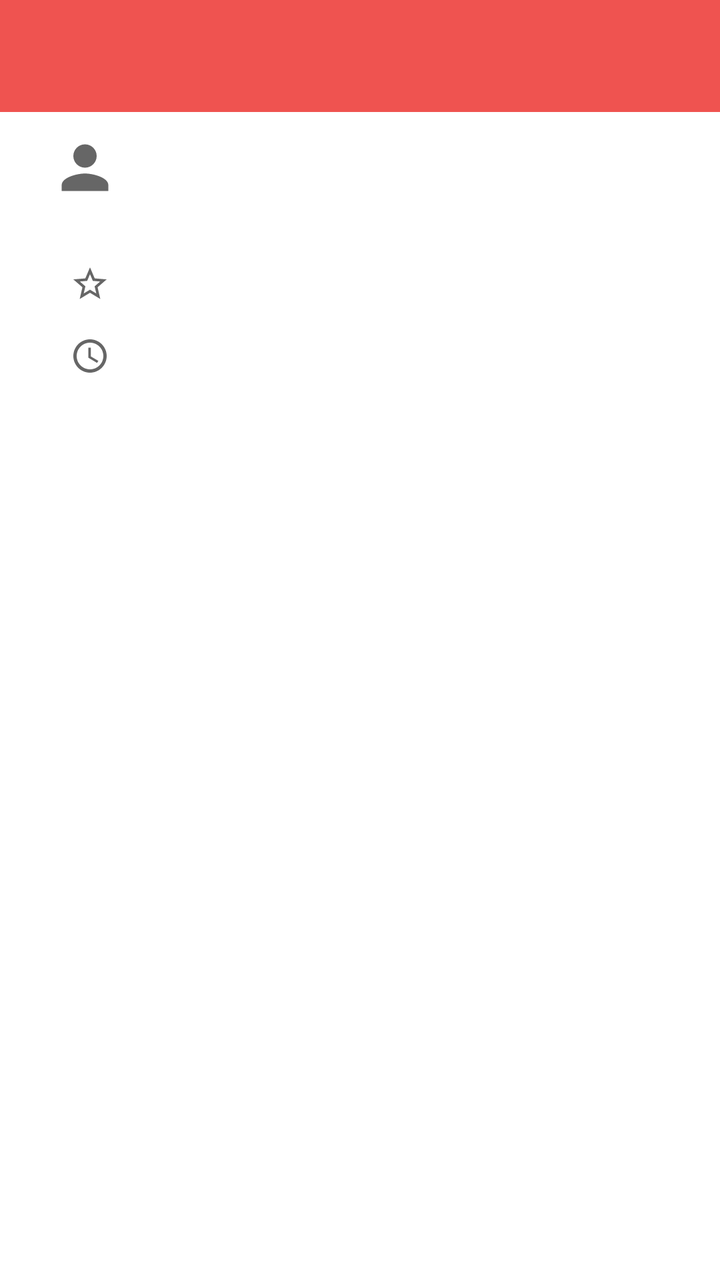
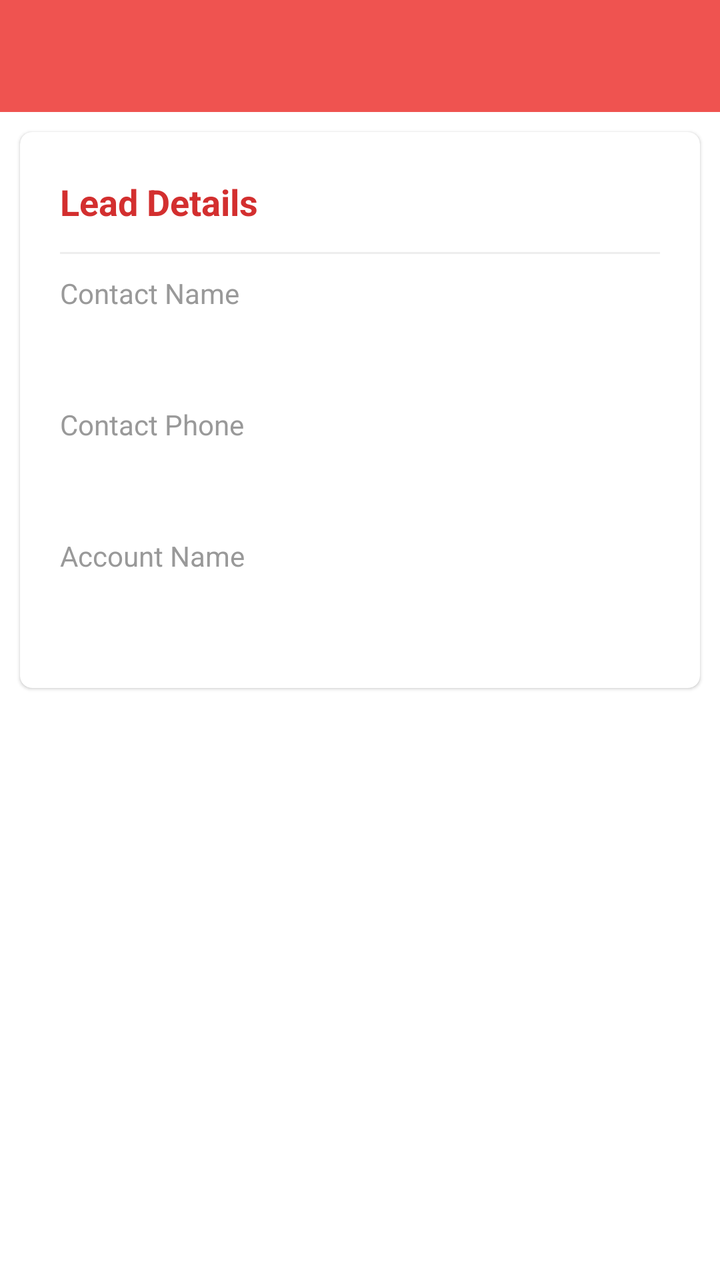

Before-and-after screenshots of an Android layout around one commit, followed by the original layout XML and the change that was made.
<!-- AndroidManifest.xml: application theme AppTheme -->
<!-- res/layout/activity_individual_lead.xml -->
<?xml version="1.0" encoding="utf-8"?>
<LinearLayout xmlns:android="http://schemas.android.com/apk/res/android"
    xmlns:app="http://schemas.android.com/apk/res-auto"
    xmlns:tools="http://schemas.android.com/tools"
    android:id="@+id/main"
    android:orientation="vertical"
    android:layout_width="match_parent"
    android:layout_height="match_parent"
    tools:context=".IndividualAccountActivity">

    <com.google.android.material.appbar.AppBarLayout
        android:layout_width="match_parent"
        android:id="@+id/app_bar_layout"
        android:layout_height="wrap_content">

        <include layout="@layout/toolbar" />

    </com.google.android.material.appbar.AppBarLayout>

    <androidx.core.widget.NestedScrollView
        android:layout_width="match_parent"
        android:layout_height="match_parent"
        android:background="@android:color/white"
        android:clipToPadding="false"
        android:scrollbars="none"
        android:scrollingCache="true"
        app:layout_behavior="@string/appbar_scrolling_view_behavior">

        <LinearLayout
            android:layout_width="match_parent"
            android:layout_height="wrap_content"
            android:orientation="vertical">



            <androidx.cardview.widget.CardView
                android:layout_width="match_parent"
                android:layout_height="wrap_content"
                android:layout_marginTop="-20dp"
                app:cardBackgroundColor="@android:color/white"
                app:cardCornerRadius="20dp"
                app:cardElevation="0dp"
                app:cardUseCompatPadding="false">

                <LinearLayout
                    android:layout_width="match_parent"
                    android:layout_height="wrap_content"
                    android:orientation="vertical">

                    <LinearLayout
                        android:layout_width="match_parent"
                        android:layout_height="wrap_content"
                        android:layout_marginHorizontal="@dimen/spacing_large"
                        android:layout_marginVertical="@dimen/spacing_mlarge"
                        android:gravity="center_vertical"
                        android:orientation="horizontal">

                        
                        
                        
                        
                        
                        
                        
                        <ImageView

                            android:layout_width="35dp"
                            android:layout_height="35dp"
                            android:layout_margin="10dp"
                            app:srcCompat="@drawable/ic_person"
                            app:tint="@color/grey_60" />

                        
                        
                        
                        
                        

                        <View
                            android:layout_width="@dimen/spacing_large"
                            android:layout_height="0dp" />

                        <LinearLayout
                            android:layout_width="wrap_content"
                            android:layout_height="wrap_content"
                            android:orientation="vertical">

                            <TextView
                                android:layout_width="wrap_content"
                                android:layout_height="wrap_content"
                                android:text=""
                                android:id="@+id/leadName"
                                android:textAppearance="@style/TextAppearance.AppCompat.Title"
                                android:textColor="@color/grey_80" />

                            
                            
                            
                            
                            
                            

                        </LinearLayout>

                        <View
                            android:layout_width="0dp"
                            android:layout_height="0dp"
                            android:layout_weight="1" />



                        <View
                            android:layout_width="@dimen/spacing_middle"
                            android:layout_height="0dp" />

                    </LinearLayout>

                    <LinearLayout
                        android:layout_width="match_parent"
                        android:layout_height="wrap_content"
                        android:layout_marginHorizontal="@dimen/spacing_large"
                        android:gravity="center_vertical"
                        android:orientation="horizontal">

                        <View
                            android:layout_width="@dimen/spacing_mlarge"
                            android:layout_height="0dp" />

                        <ImageView
                            android:layout_width="@dimen/spacing_mlarge"
                            android:layout_height="@dimen/spacing_mlarge"
                            app:srcCompat="@drawable/ic_star_border"
                            app:tint="@color/grey_60" />

                        <View
                            android:layout_width="30dp"
                            android:layout_height="0dp" />

                        <TextView
                            android:layout_width="wrap_content"
                            android:layout_height="wrap_content"
                            android:id="@+id/accountPhone"
                            android:text=""
                            android:textAppearance="@style/TextAppearance.AppCompat.Subhead"
                            android:textColor="@color/red_800" />

                        <View
                            android:layout_width="30dp"
                            android:layout_height="0dp" />

                        
                        
                        
                        
                        

                        
                        
                        

                        
                        
                        
                        
                        
                        

                    </LinearLayout>



                    <LinearLayout
                        android:layout_width="match_parent"
                        android:layout_height="wrap_content"
                        android:layout_marginHorizontal="@dimen/spacing_large"
                        android:layout_marginTop="@dimen/spacing_large"
                        android:gravity="center_vertical"
                        android:orientation="horizontal">

                        <View
                            android:layout_width="@dimen/spacing_mlarge"
                            android:layout_height="0dp" />

                        <ImageView
                            android:layout_width="@dimen/spacing_mlarge"
                            android:layout_height="@dimen/spacing_mlarge"
                            app:srcCompat="@drawable/ic_schedule"
                            app:tint="@color/grey_60" />

                        <View
                            android:layout_width="30dp"
                            android:layout_height="0dp" />

                        <TextView
                            android:layout_width="wrap_content"
                            android:layout_height="wrap_content"
                            android:text=""
                            android:id="@+id/accountName"
                            android:textAppearance="@style/TextAppearance.AppCompat.Body1"
                            android:textColor="@color/grey_40" />

                    </LinearLayout>


                </LinearLayout>

            </androidx.cardview.widget.CardView>

        </LinearLayout>
    </androidx.core.widget.NestedScrollView>

    <com.google.android.material.floatingactionbutton.FloatingActionButton
        android:id="@+id/fab"
        android:layout_width="wrap_content"
        android:layout_height="wrap_content"
        android:layout_margin="@dimen/spacing_mlarge"
        android:clickable="true"
        app:backgroundTint="@color/red_500"
        app:fabSize="normal"
        app:layout_anchor="@id/app_bar_layout"
        app:layout_anchorGravity="bottom|right|end"
        app:srcCompat="@drawable/ic_favorites"
        app:tint="@android:color/white" />

</LinearLayout>
<!-- res/layout/toolbar.xml (included above) -->
<?xml version="1.0" encoding="utf-8"?>
<androidx.appcompat.widget.Toolbar
    xmlns:android="http://schemas.android.com/apk/res/android"
    xmlns:app="http://schemas.android.com/apk/res-auto"
    android:id="@+id/toolbar"
    android:layout_width="match_parent"
    android:layout_height="?android:attr/actionBarSize"
    android:background="@color/colorPrimary"
    app:contentInsetStartWithNavigation="0dp"
    android:theme="@style/ThemeOverlay.AppCompat.Dark.ActionBar"
    app:popupTheme="@style/ThemeOverlay.AppCompat.Light"/>
<!-- resources referenced by this layout -->
<resources>
  <color name="colorPrimary">#ef5350</color>
  <color name="grey_40">#999999</color>
  <color name="grey_60">#666666</color>
  <color name="grey_80">#37474F</color>
  <color name="red_500">#F44336</color>
  <color name="red_800">#C62828</color>
  <dimen name="spacing_large">15dp</dimen>
  <dimen name="spacing_middle">10dp</dimen>
  <dimen name="spacing_mlarge">20dp</dimen>
  <!-- drawable ic_favorites (drawable) -->
  <vector xmlns:android="http://schemas.android.com/apk/res/android"
          android:width="24dp"
          android:height="24dp"
          android:viewportWidth="24.0"
          android:viewportHeight="24.0">
      <path
          android:fillColor="#FFFFFFFF"
          android:pathData="M12,21.35l-1.45,-1.32C5.4,15.36 2,12.28 2,8.5 2,5.42 4.42,3 7.5,3c1.74,0 3.41,0.81 4.5,2.09C13.09,3.81 14.76,3 16.5,3 19.58,3 22,5.42 22,8.5c0,3.78 -3.4,6.86 -8.55,11.54L12,21.35z"/>
  </vector>
  <!-- drawable ic_person (drawable) -->
  <vector xmlns:android="http://schemas.android.com/apk/res/android"
          android:width="24dp"
          android:height="24dp"
          android:viewportWidth="24.0"
          android:viewportHeight="24.0">
      <path
          android:fillColor="#FFFFFFFF"
          android:pathData="M12,12c2.21,0 4,-1.79 4,-4s-1.79,-4 -4,-4 -4,1.79 -4,4 1.79,4 4,4zM12,14c-2.67,0 -8,1.34 -8,4v2h16v-2c0,-2.66 -5.33,-4 -8,-4z"/>
  </vector>
  <!-- drawable ic_schedule (drawable) -->
  <vector xmlns:android="http://schemas.android.com/apk/res/android"
          android:width="24dp"
          android:height="24dp"
          android:viewportWidth="24.0"
          android:viewportHeight="24.0">
      <path
          android:fillColor="#FFFFFFFF"
          android:pathData="M11.99,2C6.47,2 2,6.48 2,12s4.47,10 9.99,10C17.52,22 22,17.52 22,12S17.52,2 11.99,2zM12,20c-4.42,0 -8,-3.58 -8,-8s3.58,-8 8,-8 8,3.58 8,8 -3.58,8 -8,8zM12.5,7L11,7v6l5.25,3.15 0.75,-1.23 -4.5,-2.67z"/>
  </vector>
  <!-- drawable ic_star_border (drawable) -->
  <vector xmlns:android="http://schemas.android.com/apk/res/android"
          android:width="24dp"
          android:height="24dp"
          android:viewportWidth="24.0"
          android:viewportHeight="24.0">
      <path
          android:fillColor="#FFFFFFFF"
          android:pathData="M22,9.24l-7.19,-0.62L12,2 9.19,8.63 2,9.24l5.46,4.73L5.82,21 12,17.27 18.18,21l-1.63,-7.03L22,9.24zM12,15.4l-3.76,2.27 1,-4.28 -3.32,-2.88 4.38,-0.38L12,6.1l1.71,4.04 4.38,0.38 -3.32,2.88 1,4.28L12,15.4z"/>
  </vector>
  <style name="AppTheme" parent="BaseTheme">
          <item name="android:windowContentTransitions">true</item>
  
  
          
      </style>
  <style name="BaseTheme" parent="Theme.AppCompat.Light.NoActionBar">
          
          <item name="colorPrimary">@color/colorPrimary</item>
          <item name="colorPrimaryDark">@color/colorPrimaryDark</item>
          <item name="colorAccent">@color/colorAccent</item>
          <item name="windowActionModeOverlay">true</item>
          <item name="android:actionModeBackground">@color/blue_grey_600</item>
          <item name="android:dialogTheme">@style/Dialog.Theme</item>
          
          <item name="android:windowDisablePreview">true</item>
      </style>
  <color name="colorPrimaryDark">#dc1814</color>
  <color name="colorAccent">#FF4081</color>
  <color name="blue_grey_600">#546E7A</color>
  <style name="Dialog.Theme" parent="Theme.AppCompat.Light.Dialog">
          <item name="colorPrimary">@color/colorPrimary</item>
          <item name="colorPrimaryDark">@color/colorPrimaryDark</item>
          <item name="colorAccent">@color/colorAccent</item>
      </style>
</resources>

<!-- the commit's change to res/layout/activity_individual_lead.xml (unified diff, before → after) -->
@@ -6,7 +6,7 @@
     android:orientation="vertical"
     android:layout_width="match_parent"
     android:layout_height="match_parent"
-    tools:context=".IndividualAccountActivity">
+    tools:context=".IndividualLeadActivity">
 
     <com.google.android.material.appbar.AppBarLayout
         android:layout_width="match_parent"
@@ -31,29 +31,163 @@
             android:layout_height="wrap_content"
             android:orientation="vertical">
 
-
+            
+            
+            
+
+            
+            
+            
+            
+            
+
+            
+            
+            
+            
+            
+
+            
+            
+            
+            
+            
+            
+            
+            
+            
+
+            
 
             <androidx.cardview.widget.CardView
                 android:layout_width="match_parent"
                 android:layout_height="wrap_content"
-                android:layout_marginTop="-20dp"
-                app:cardBackgroundColor="@android:color/white"
-                app:cardCornerRadius="20dp"
-                app:cardElevation="0dp"
-                app:cardUseCompatPadding="false">
+                android:layout_marginBottom="@dimen/spacing_medium"
+                android:layout_marginLeft="@dimen/spacing_middle"
+                android:layout_marginRight="@dimen/spacing_middle"
+                android:layout_marginTop="@dimen/spacing_middle"
+                android:visibility="visible"
+                app:cardCornerRadius="6dp"
+                app:cardElevation="1dp">
 
                 <LinearLayout
                     android:layout_width="match_parent"
                     android:layout_height="wrap_content"
-                    android:orientation="vertical">
+                    android:orientation="horizontal"
+                    android:padding="@dimen/spacing_mlarge">
 
                     <LinearLayout
-                        android:layout_width="match_parent"
+                        android:layout_width="0dp"
                         android:layout_height="wrap_content"
-                        android:layout_marginHorizontal="@dimen/spacing_large"
-                        android:layout_marginVertical="@dimen/spacing_mlarge"
-                        android:gravity="center_vertical"
-                        android:orientation="horizontal">
+                        android:layout_weight="2"
+                        android:orientation="vertical">
+
+                        <TextView
+                            android:layout_width="wrap_content"
+                            android:layout_height="30dp"
+                            android:gravity="center_vertical"
+                            android:text="Lead Details"
+                            android:textAppearance="@style/Base.TextAppearance.AppCompat.Medium"
+                            android:textColor="@color/red_700"
+                            android:textStyle="bold" />
+
+                        <View
+                            android:layout_width="match_parent"
+                            android:layout_height="1dp"
+                            android:background="@color/grey_200"
+                            android:layout_marginTop="10dp"
+                            android:layout_marginBottom="@dimen/spacing_medium" />
+
+
+
+
+
+
+                        <View
+                            android:layout_width="0dp"
+                            android:layout_height="@dimen/spacing_medium" />
+
+                        <TextView
+                            android:layout_width="wrap_content"
+                            android:layout_height="wrap_content"
+                            android:text="Contact Name"
+                            android:textAppearance="@style/Base.TextAppearance.AppCompat.Body1"
+                            android:textColor="@color/grey_40" />
+
+                        <TextView
+                            android:layout_width="wrap_content"
+                            android:layout_height="wrap_content"
+                            android:layout_marginTop="@dimen/spacing_medium"
+                            android:text=""
+                            android:id="@+id/contactNameTextView"
+                            android:textAppearance="@style/Base.TextAppearance.AppCompat.Subhead"
+                            android:textColor="@color/grey_80" />
+
+                        <View
+                            android:layout_width="0dp"
+                            android:layout_height="@dimen/spacing_mlarge" />
+
+                        <TextView
+                            android:layout_width="wrap_content"
+                            android:layout_height="wrap_content"
+                            android:text="Contact Phone"
+                            android:textAppearance="@style/Base.TextAppearance.AppCompat.Body1"
+                            android:textColor="@color/grey_40" />
+
+                        <TextView
+                            android:layout_width="wrap_content"
+                            android:layout_height="wrap_content"
+                            android:layout_marginTop="@dimen/spacing_medium"
+                            android:text=""
+                            android:id="@+id/contactPhoneTextView"
+                            android:textAppearance="@style/Base.TextAppearance.AppCompat.Subhead"
+                            android:textColor="@color/grey_80" />
+
+
+
+                        <View
+                            android:layout_width="0dp"
+                            android:layout_height="@dimen/spacing_mlarge" />
+
+                        <TextView
+                            android:layout_width="wrap_content"
+                            android:layout_height="wrap_content"
+                            android:text="Account Name"
+                            android:textAppearance="@style/Base.TextAppearance.AppCompat.Body1"
+                            android:textColor="@color/grey_40" />
+
+                        <TextView
+                            android:layout_width="wrap_content"
+                            android:layout_height="wrap_content"
+                            android:layout_marginTop="@dimen/spacing_medium"
+                            android:text=""
+                            android:id="@+id/accountNameTextView"
+                            android:textAppearance="@style/Base.TextAppearance.AppCompat.Subhead"
+                            android:textColor="@color/grey_80" />
+
+
+
+
+
+
+
+                        <View
+                            android:layout_width="0dp"
+                            android:layout_height="@dimen/spacing_middle" />
+
+
+
+                    </LinearLayout>
+
+                    <LinearLayout
+                        android:layout_width="0dp"
+                        android:layout_height="wrap_content"
+                        android:layout_weight="1"
+                        android:orientation="vertical">
+
+                        <View
+                            android:layout_width="30dp"
+                            android:layout_height="30dp"/>
 
                         
                         
@@ -61,150 +195,340 @@
                         
                         
                         
-                        
-                        <ImageView
-
-                            android:layout_width="35dp"
-                            android:layout_height="35dp"
-                            android:layout_margin="10dp"
-                            app:srcCompat="@drawable/ic_person"
-                            app:tint="@color/grey_60" />
-
-                        
-                        
-                        
-                        
-                        
-
-                        <View
-                            android:layout_width="@dimen/spacing_large"
-                            android:layout_height="0dp" />
-
-                        <LinearLayout
-                            android:layout_width="wrap_content"
-                            android:layout_height="wrap_content"
-                            android:orientation="vertical">
-
-                            <TextView
-                                android:layout_width="wrap_content"
-                                android:layout_height="wrap_content"
-                                android:text=""
-                                android:id="@+id/leadName"
-                                android:textAppearance="@style/TextAppearance.AppCompat.Title"
-                                android:textColor="@color/grey_80" />
-
-                            
-                            
-                            
-                            
-                            
-                            
-
-                        </LinearLayout>
+
+                        <View
+                            android:layout_width="match_parent"
+                            android:layout_height="1dp"
+                            android:background="@color/grey_200"
+                            android:layout_marginTop="10dp"
+                            android:layout_marginBottom="@dimen/spacing_medium" />
+
+
+
+
+
+
+
+
+
+
+
+
+
+
+
+
+
+
+
+
+
+
+
+
+
+
+
+
+
+
+
+
+
+
+
+
+
+
+
+
+
+
 
                         <View
                             android:layout_width="0dp"
-                            android:layout_height="0dp"
-                            android:layout_weight="1" />
-
-
-
-                        <View
-                            android:layout_width="@dimen/spacing_middle"
-                            android:layout_height="0dp" />
+                            android:layout_height="@dimen/spacing_middle" />
+
+
+
+
+
+
 
                     </LinearLayout>
 
-                    <LinearLayout
-                        android:layout_width="match_parent"
-                        android:layout_height="wrap_content"
-                        android:layout_marginHorizontal="@dimen/spacing_large"
-                        android:gravity="center_vertical"
-                        android:orientation="horizontal">
-
-                        <View
-                            android:layout_width="@dimen/spacing_mlarge"
-                            android:layout_height="0dp" />
-
-                        <ImageView
-                            android:layout_width="@dimen/spacing_mlarge"
-                            android:layout_height="@dimen/spacing_mlarge"
-                            app:srcCompat="@drawable/ic_star_border"
-                            app:tint="@color/grey_60" />
-
-                        <View
-                            android:layout_width="30dp"
-                            android:layout_height="0dp" />
-
-                        <TextView
-                            android:layout_width="wrap_content"
-                            android:layout_height="wrap_content"
-                            android:id="@+id/accountPhone"
-                            android:text=""
-                            android:textAppearance="@style/TextAppearance.AppCompat.Subhead"
-                            android:textColor="@color/red_800" />
-
-                        <View
-                            android:layout_width="30dp"
-                            android:layout_height="0dp" />
-
-                        
-                        
-                        
-                        
-                        
-
-                        
-                        
-                        
-
-                        
-                        
-                        
-                        
-                        
-                        
-
-                    </LinearLayout>
-
-
-
-                    <LinearLayout
-                        android:layout_width="match_parent"
-                        android:layout_height="wrap_content"
-                        android:layout_marginHorizontal="@dimen/spacing_large"
-                        android:layout_marginTop="@dimen/spacing_large"
-                        android:gravity="center_vertical"
-                        android:orientation="horizontal">
-
-                        <View
-                            android:layout_width="@dimen/spacing_mlarge"
-                            android:layout_height="0dp" />
-
-                        <ImageView
-                            android:layout_width="@dimen/spacing_mlarge"
-                            android:layout_height="@dimen/spacing_mlarge"
-                            app:srcCompat="@drawable/ic_schedule"
-                            app:tint="@color/grey_60" />
-
-                        <View
-                            android:layout_width="30dp"
-                            android:layout_height="0dp" />
-
-                        <TextView
-                            android:layout_width="wrap_content"
-                            android:layout_height="wrap_content"
-                            android:text=""
-                            android:id="@+id/accountName"
-                            android:textAppearance="@style/TextAppearance.AppCompat.Body1"
-                            android:textColor="@color/grey_40" />
-
-                    </LinearLayout>
-
 
                 </LinearLayout>
 
+
+
             </androidx.cardview.widget.CardView>
+
+            
+            
+            
+            
+            
+            
+            
+            
+
+            
+            
+            
+            
+
+            
+            
+            
+            
+            
+            
+            
+
+            
+            
+            
+            
+            
+            
+            
+            
+
+            
+            
+            
+            
+            
+
+            
+            
+            
+            
+            
+
+            
+            
+            
+
+            
+            
+            
+            
+
+            
+            
+            
+            
+            
+            
+            
+
+            
+            
+            
+            
+            
+            
+
+            
+
+            
+            
+            
+            
+
+
+
+            
+            
+            
+
+            
+
+            
+            
+            
+            
+            
+            
+
+            
+            
+            
+
+            
+            
+            
+            
+            
+
+            
+            
+            
+
+            
+            
+            
+            
+            
+            
+            
+
+            
+            
+            
+
+            
+            
+            
+            
+            
+
+            
+            
+            
+
+            
+            
+            
+            
+            
+            
+
+            
+
+            
+            
+            
+            
+            
+            
+
+            
+            
+            
+
+            
+            
+            
+            
+            
+            
+
+            
+            
+            
+
+            
+            
+            
+            
+            
+            
+            
+
+            
+
+            
+            
+            
+            
+            
+            
+            
+
+            
+            
+            
+
+            
+            
+            
+            
+            
+
+            
+            
+            
+
+            
+            
+            
+            
+            
+            
+
+            
+
+            
+            
+            
+            
+            
+            
+            
+            
+            
+            
+            
+            
+            
+            
+            
+            
+            
+            
+            
+
+            
+            
+            
+            
+            
+            
+
+            
+            
+            
+            
+            
+            
+
+            
+            
+            
+            
+            
+            
+
+            
+            
+            
+            
+            
+            
+
+            
+            
+            
+            
+            
+            
+
+            
+
+            
+            
+            
+            
+            
+            
+            
+
+            
+
+            
 
         </LinearLayout>
     </androidx.core.widget.NestedScrollView>
<!-- resource entries referenced after the edit -->
@@ -1,12 +1,12 @@
 <!-- resources referenced by this layout -->
 <resources>
   <color name="colorPrimary">#ef5350</color>
+  <color name="grey_200">#EEEEEE</color>
   <color name="grey_40">#999999</color>
-  <color name="grey_60">#666666</color>
   <color name="grey_80">#37474F</color>
   <color name="red_500">#F44336</color>
-  <color name="red_800">#C62828</color>
-  <dimen name="spacing_large">15dp</dimen>
+  <color name="red_700">#D32F2F</color>
+  <dimen name="spacing_medium">5dp</dimen>
   <dimen name="spacing_middle">10dp</dimen>
   <dimen name="spacing_mlarge">20dp</dimen>
   <!-- drawable ic_favorites (drawable) -->
@@ -18,36 +18,6 @@
       <path
           android:fillColor="#FFFFFFFF"
           android:pathData="M12,21.35l-1.45,-1.32C5.4,15.36 2,12.28 2,8.5 2,5.42 4.42,3 7.5,3c1.74,0 3.41,0.81 4.5,2.09C13.09,3.81 14.76,3 16.5,3 19.58,3 22,5.42 22,8.5c0,3.78 -3.4,6.86 -8.55,11.54L12,21.35z"/>
-  </vector>
-  <!-- drawable ic_person (drawable) -->
-  <vector xmlns:android="http://schemas.android.com/apk/res/android"
-          android:width="24dp"
-          android:height="24dp"
-          android:viewportWidth="24.0"
-          android:viewportHeight="24.0">
-      <path
-          android:fillColor="#FFFFFFFF"
-          android:pathData="M12,12c2.21,0 4,-1.79 4,-4s-1.79,-4 -4,-4 -4,1.79 -4,4 1.79,4 4,4zM12,14c-2.67,0 -8,1.34 -8,4v2h16v-2c0,-2.66 -5.33,-4 -8,-4z"/>
-  </vector>
-  <!-- drawable ic_schedule (drawable) -->
-  <vector xmlns:android="http://schemas.android.com/apk/res/android"
-          android:width="24dp"
-          android:height="24dp"
-          android:viewportWidth="24.0"
-          android:viewportHeight="24.0">
-      <path
-          android:fillColor="#FFFFFFFF"
-          android:pathData="M11.99,2C6.47,2 2,6.48 2,12s4.47,10 9.99,10C17.52,22 22,17.52 22,12S17.52,2 11.99,2zM12,20c-4.42,0 -8,-3.58 -8,-8s3.58,-8 8,-8 8,3.58 8,8 -3.58,8 -8,8zM12.5,7L11,7v6l5.25,3.15 0.75,-1.23 -4.5,-2.67z"/>
-  </vector>
-  <!-- drawable ic_star_border (drawable) -->
-  <vector xmlns:android="http://schemas.android.com/apk/res/android"
-          android:width="24dp"
-          android:height="24dp"
-          android:viewportWidth="24.0"
-          android:viewportHeight="24.0">
-      <path
-          android:fillColor="#FFFFFFFF"
-          android:pathData="M22,9.24l-7.19,-0.62L12,2 9.19,8.63 2,9.24l5.46,4.73L5.82,21 12,17.27 18.18,21l-1.63,-7.03L22,9.24zM12,15.4l-3.76,2.27 1,-4.28 -3.32,-2.88 4.38,-0.38L12,6.1l1.71,4.04 4.38,0.38 -3.32,2.88 1,4.28L12,15.4z"/>
   </vector>
   <style name="AppTheme" parent="BaseTheme">
           <item name="android:windowContentTransitions">true</item>
